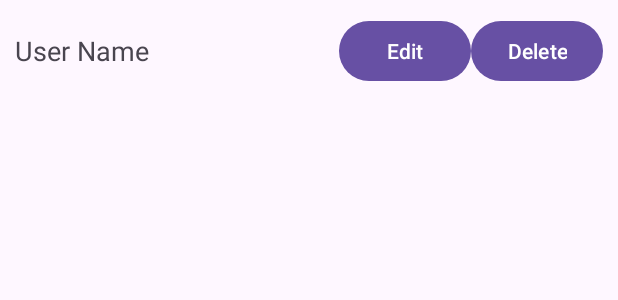
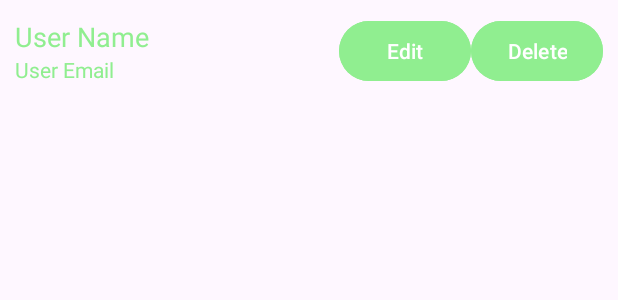
Before and after one commit to amarhumayunx/BalanceBite, an Android app: the layout item_user.xml on its own in the app's theme, with its tools: preview values and no code run, on a phone screen of 412 x 824 dp. Shown: the top 300 px of the screen. Run offline under Robolectric (Android 15) with nearby library versions, the light colour scheme and no system bars.

```diff
--- a/app/src/main/java/com/example/balancebite/AdminDashboardActivity.kt
+++ b/app/src/main/java/com/example/balancebite/AdminDashboardActivity.kt
@@ -1,9 +1,11 @@
 package com.example.balancebite
 
+import android.annotation.SuppressLint
 import android.os.Bundle
 import android.content.Intent
 import android.widget.Toast
 import androidx.appcompat.app.AppCompatActivity
+import androidx.core.content.ContextCompat
 import androidx.recyclerview.widget.LinearLayoutManager
 import androidx.recyclerview.widget.RecyclerView
 import com.google.firebase.database.DataSnapshot
@@ -23,6 +25,8 @@ class AdminDashboardActivity : AppCompatActivity() {
     override fun onCreate(savedInstanceState: Bundle?) {
         super.onCreate(savedInstanceState)
         setContentView(R.layout.activity_admin_dashboard)
+
+        window.statusBarColor = ContextCompat.getColor(this, R.color.green)
 
         recyclerViewUsers = findViewById(R.id.recyclerViewUsers)
         recyclerViewUsers.layoutManager = LinearLayoutManager(this)
@@ -50,6 +54,7 @@ class AdminDashboardActivity : AppCompatActivity() {
 
     private fun fetchUsersFromDatabase() {
         database.addValueEventListener(object : ValueEventListener {
+            @SuppressLint("NotifyDataSetChanged")
             override fun onDataChange(snapshot: DataSnapshot) {
                 userList.clear()
                 for (userSnapshot in snapshot.children) {
--- a/app/src/main/java/com/example/balancebite/EditUserActivity.kt
+++ b/app/src/main/java/com/example/balancebite/EditUserActivity.kt
@@ -3,8 +3,8 @@ package com.example.balancebite
 import android.os.Bundle
 import android.widget.Toast
 import androidx.appcompat.app.AppCompatActivity
+import androidx.core.content.ContextCompat
 import com.example.balancebite.databinding.ActivityEditUserBinding
-import com.google.firebase.database.DatabaseReference
 import com.google.firebase.database.FirebaseDatabase
 
 
@@ -16,6 +16,8 @@ class EditUserActivity : AppCompatActivity() {
 
     override fun onCreate(savedInstanceState: Bundle?) {
         super.onCreate(savedInstanceState)
+
+        window.statusBarColor = ContextCompat.getColor(this, R.color.green)
 
         // Initialize ViewBinding
         binding = ActivityEditUserBinding.inflate(layoutInflater)
--- a/app/src/main/java/com/example/balancebite/User.kt
+++ b/app/src/main/java/com/example/balancebite/User.kt
@@ -4,7 +4,7 @@ package com.example.balancebite
 data class User(
     val userId: String? = null,
     val name: String? = null,
-    val age: String = null.toString(),
+    val age: String? = null,
     val height: Int? = null,
     val weight: Int? = null,
     val email: String? = null
--- a/app/src/main/java/com/example/balancebite/UserAdapter.kt
+++ b/app/src/main/java/com/example/balancebite/UserAdapter.kt
@@ -18,6 +18,7 @@ class UserAdapter(private val userList: List<User>, private val listener: OnUser
 
     class UserViewHolder(itemView: View) : RecyclerView.ViewHolder(itemView) {
         val userName: TextView = itemView.findViewById(R.id.textViewUserName)
+        val userEmail: TextView = itemView.findViewById(R.id.textViewUserEmail)
         val editButton: Button = itemView.findViewById(R.id.buttonEdit)
         val deleteButton: Button = itemView.findViewById(R.id.buttonDelete)
     }
@@ -30,6 +31,7 @@ class UserAdapter(private val userList: List<User>, private val listener: OnUser
     override fun onBindViewHolder(holder: UserViewHolder, position: Int) {
         val user = userList[position]
         holder.userName.text = user.name
+        holder.userEmail.text = user.email // Set the email
 
         holder.editButton.setOnClickListener {
             listener.onEditClick(user)
--- a/app/src/main/res/layout/item_user.xml
+++ b/app/src/main/res/layout/item_user.xml
@@ -1,5 +1,4 @@
 <?xml version="1.0" encoding="utf-8"?>
-<!-- res/layout/item_user.xml -->
 <LinearLayout
     xmlns:android="http://schemas.android.com/apk/res/android"
     android:layout_width="match_parent"
@@ -8,23 +7,42 @@
     android:padding="10dp"
     android:gravity="center_vertical">
 
+    <!-- Display the user's name -->
+    <LinearLayout
+        android:orientation="vertical"
+        android:layout_weight="1"
+        android:layout_width="0dp"
+        android:layout_height="wrap_content">
+
         <TextView
             android:id="@+id/textViewUserName"
             android:layout_width="wrap_content"
             android:layout_height="wrap_content"
             android:text="User Name"
             android:textSize="18sp"
-        android:layout_weight="1"/>
+            android:textColor="@color/green"/>
+
+        <!-- Display the user's email -->
+        <TextView
+            android:id="@+id/textViewUserEmail"
+            android:layout_width="wrap_content"
+            android:layout_height="wrap_content"
+            android:text="User Email"
+            android:textSize="14sp"
+            android:textColor="@color/green"/>
+    </LinearLayout>
 
     <Button
         android:id="@+id/buttonEdit"
         android:layout_width="wrap_content"
         android:layout_height="wrap_content"
+        android:backgroundTint="@color/green"
         android:text="Edit"/>
 
     <Button
         android:id="@+id/buttonDelete"
         android:layout_width="wrap_content"
         android:layout_height="wrap_content"
+        android:backgroundTint="@color/green"
         android:text="Delete"/>
 </LinearLayout>
```
Also changed, not shown: app/src/main/AndroidManifest.xml (+14 -42 lines), app/src/main/java/com/example/balancebite/AppSettingsActivity.kt (+38 -0 lines), app/src/main/java/com/example/balancebite/LoginPageActivity.kt (+28 -3 lines), app/src/main/java/com/example/balancebite/MainHomeScreen.kt (+9 -6 lines), app/src/main/res/layout/activity_app_settings.xml (+11 -0 lines). Lines whose indentation alone changed are shown as unchanged.
